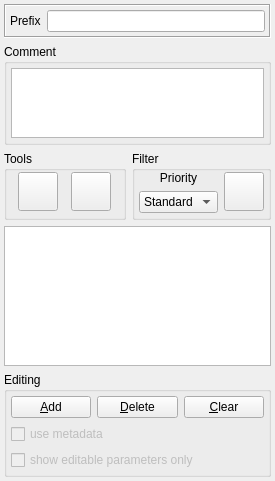
Before: the Qt Designer form src/ObjectInspector.ui in flowexpert/charon, drawn with Qt 5.
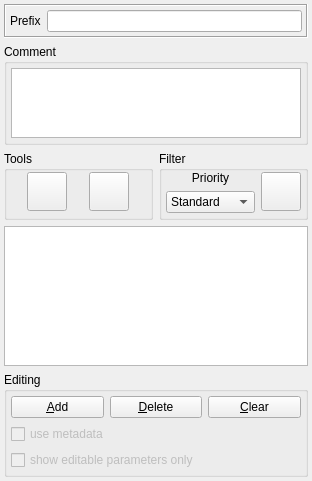
After: the same form once the commit is applied. Icons and pictures are not drawn.

Patch:
```diff
--- a/src/ObjectInspector.ui
+++ b/src/ObjectInspector.ui
@@ -6,7 +6,7 @@
    <rect>
     <x>0</x>
     <y>0</y>
-    <width>275</width>
+    <width>312</width>
     <height>481</height>
    </rect>
   </property>
```
